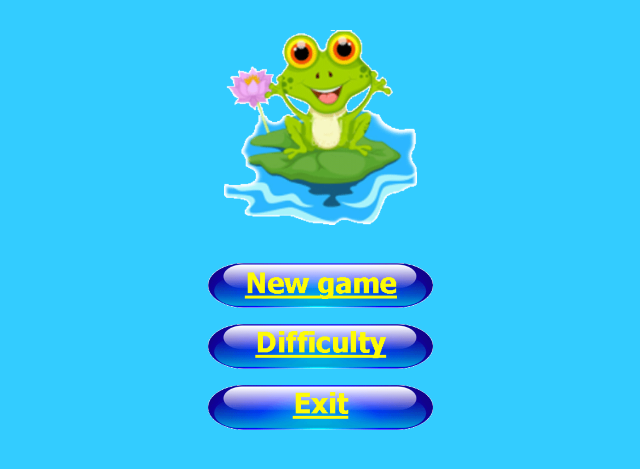
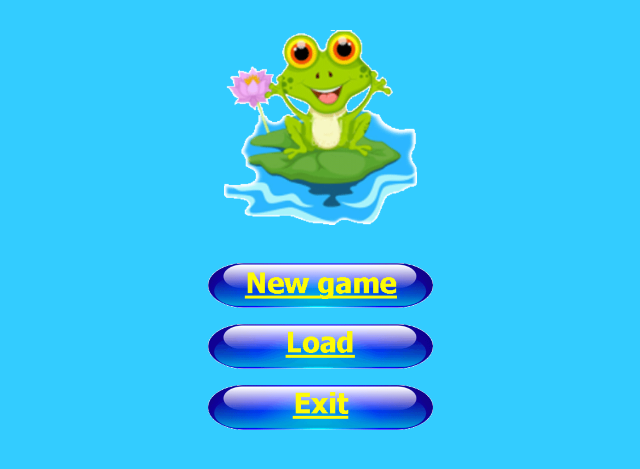
Before and after one commit to max1call/HappyPool6, an Android app: the screen it shows after launch (MenuActivity), on a phone screen of 824 x 412 dp (held sideways). Shown: the top 469 px of the screen, without its empty margins (297-937 px from the left). Run offline under Robolectric (Android 15) with nearby library versions, the phone set to English and light mode, and no system bars.

Commit message:
3 stage ok. Need muzuc, save

```diff
--- a/app/src/main/java/com/example/max/happypool/MainActivity.java
+++ b/app/src/main/java/com/example/max/happypool/MainActivity.java
@@ -36,6 +36,7 @@ public class MainActivity extends Activity {
 //        myView=  findViewById(R.id.myview);
 //        myView = new MyView(context);
         myThread=myView.getThread();
+        myThread.setMainAktivity(this);
 //        tvt1 = findViewById(R.id.tv1);
 //        tvt1 = new TextView(this);
 //        tvt1.setText("dfsfsdfsfs dfsfs");
@@ -44,5 +45,6 @@ public class MainActivity extends Activity {
 //        tvt1 = new TextView(this);
 //        tvt1.setText("Jooopppa!!!");
 //        mLayout.addView(tvt1);
+
     }
 }
--- a/app/src/main/java/com/example/max/happypool/MenuActivity.java
+++ b/app/src/main/java/com/example/max/happypool/MenuActivity.java
@@ -26,5 +26,7 @@ public class MenuActivity extends Activity {
         Intent intent = new Intent(MenuActivity.this, MainActivity.class);
         startActivity(intent);
     }
-
+    public void exit(View v){
+        finish();
+    }
 }
--- a/app/src/main/java/com/example/max/happypool/MyView.java
+++ b/app/src/main/java/com/example/max/happypool/MyView.java
@@ -20,8 +20,10 @@ public class MyView extends SurfaceView implements SurfaceHolder.Callback, Const
 //    public TextView tvt1;
     private String str;
 
+
     MyView(Context context) {
         super(context);
+
         SurfaceHolder holder = getHolder();
         holder.addCallback(this);
 
@@ -83,6 +85,7 @@ public class MyView extends SurfaceView implements SurfaceHolder.Callback, Const
         }
     }
 
+
 //    public void setTextView(TextView tvt1) {
 //        this.tvt1=tvt1;
 //    }
--- a/app/src/main/res/layout/menu_layout.xml
+++ b/app/src/main/res/layout/menu_layout.xml
@@ -26,20 +26,24 @@
             android:layout_margin="5dp"
             android:background="@drawable/btn_new_game"
             android:onClick="newGame" />
+
         <Button
             android:id="@+id/btn_diff"
             android:layout_width="150dp"
             android:layout_height="30dp"
-            android:background="@drawable/btn_difficulty"
             android:layout_gravity="center_horizontal"
-            android:layout_margin="5dp"/>
+            android:layout_margin="5dp"
+            android:background="@drawable/btn_load"
+            android:onClick="exit" />
+
         <Button
             android:id="@+id/btn_exit"
             android:layout_width="150dp"
             android:layout_height="30dp"
+            android:layout_gravity="center_horizontal"
+            android:layout_margin="5dp"
             android:background="@drawable/btn_exit"
-            android:layout_gravity="center_horizontal"
-            android:layout_margin="5dp"/>
+            android:onClick="exit" />
 
     </LinearLayout>
 
```
Also changed, not shown: app/src/main/java/com/example/max/happypool/MyThread.java (+16 -1 lines), app/src/main/res/drawable/btn_load.png (added), app/src/main/res/drawable/target_frog.png.
